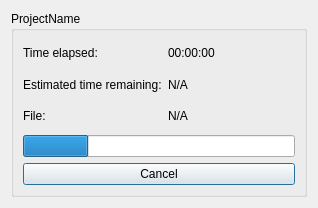
The window that PC-Lint GUI/ProgressWindow.ui (Ayymoose/PC-Lint-GUI) describes before a commit, drawn with Qt 5.
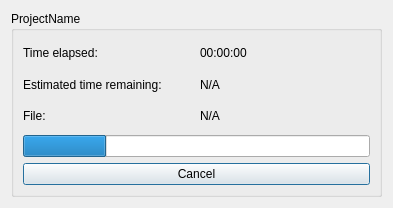
The same window after the commit.

Commit message: fix: show lint file used in progress window

The edit to the form file:
```diff
--- a/PC-Lint GUI/ProgressWindow.ui
+++ b/PC-Lint GUI/ProgressWindow.ui
@@ -6,7 +6,7 @@
    <rect>
     <x>0</x>
     <y>0</y>
-    <width>318</width>
+    <width>393</width>
     <height>208</height>
    </rect>
   </property>
@@ -18,7 +18,7 @@
     <widget class="QGroupBox" name="lintGroupBox">
      <property name="maximumSize">
       <size>
-       <width>300</width>
+       <width>400</width>
        <height>16777215</height>
       </size>
      </property>
```
The commit also changes 4 other files.
